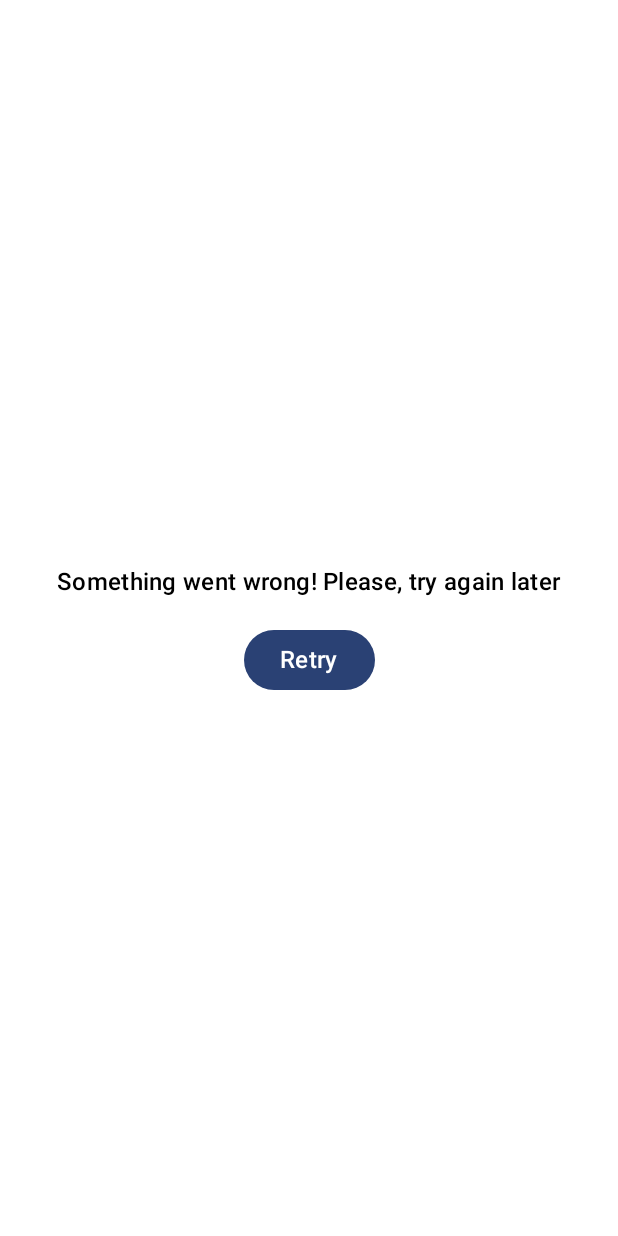
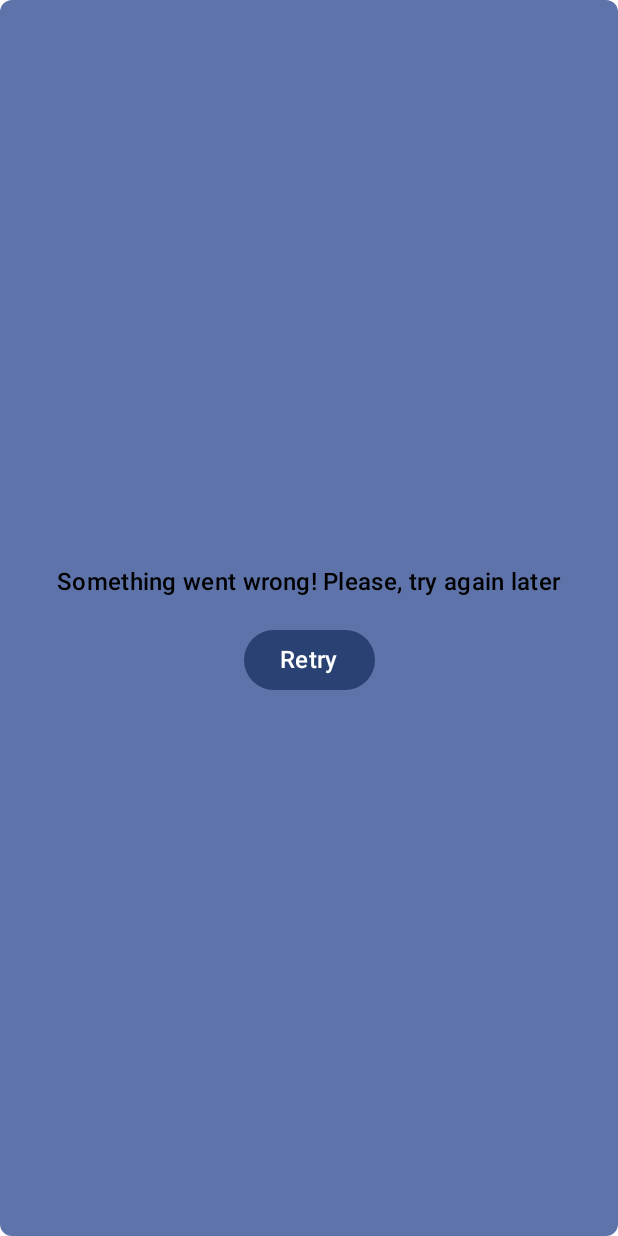
Before and after one commit to ibrohimkhan/country-information, an Android app built with Jetpack Compose: the @Preview function CountryErrorScreenPreview, on a phone screen of 412 x 824 dp. Run offline under Robolectric (Android 15) with nearby library versions, the phone set to English and light mode, and no system bars.

Commit message:
added background in error screen

```diff
--- a/app/src/main/java/com/kodeco/android/countryinfo/ui/components/CountryErrorScreen.kt
+++ b/app/src/main/java/com/kodeco/android/countryinfo/ui/components/CountryErrorScreen.kt
@@ -1,5 +1,6 @@
 package com.kodeco.android.countryinfo.ui.components
 
+import androidx.compose.foundation.background
 import androidx.compose.foundation.layout.Arrangement
 import androidx.compose.foundation.layout.Column
 import androidx.compose.foundation.layout.fillMaxSize
@@ -26,6 +27,10 @@ fun CountryErrorScreen(
         verticalArrangement = Arrangement.Center,
         modifier = Modifier
             .fillMaxSize()
+            .background(
+                color = MaterialTheme.colorScheme.primaryContainer,
+                shape = MaterialTheme.shapes.small
+            )
     ) {
         Text(
             text = message,
```
